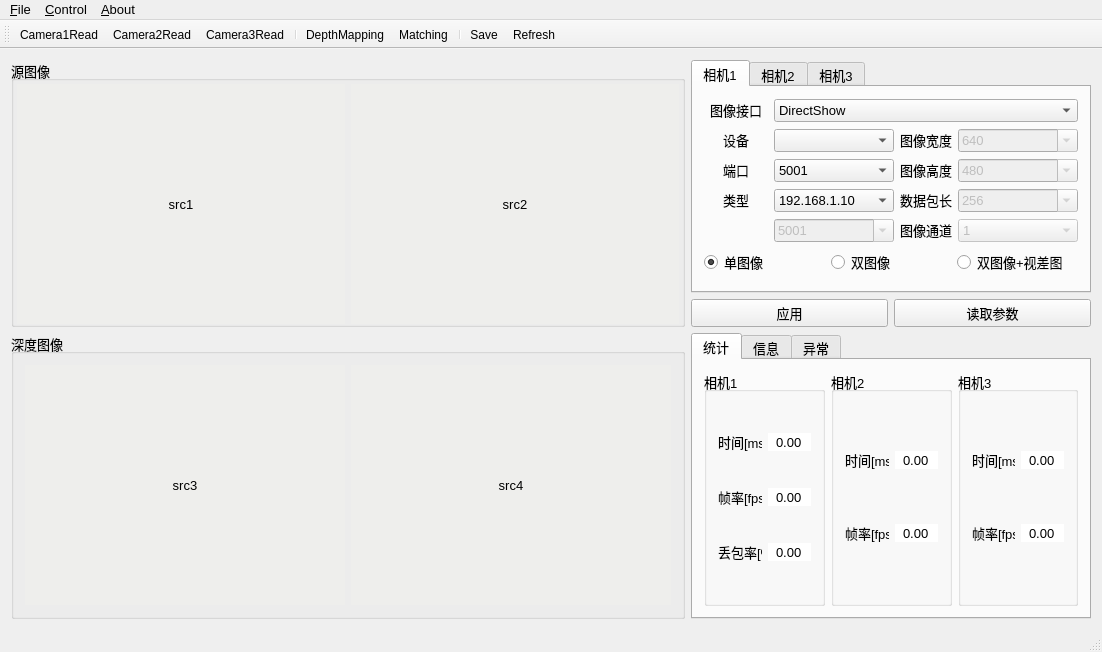
Qt form mainwindow.ui (webd111/CameraTest) before a commit.
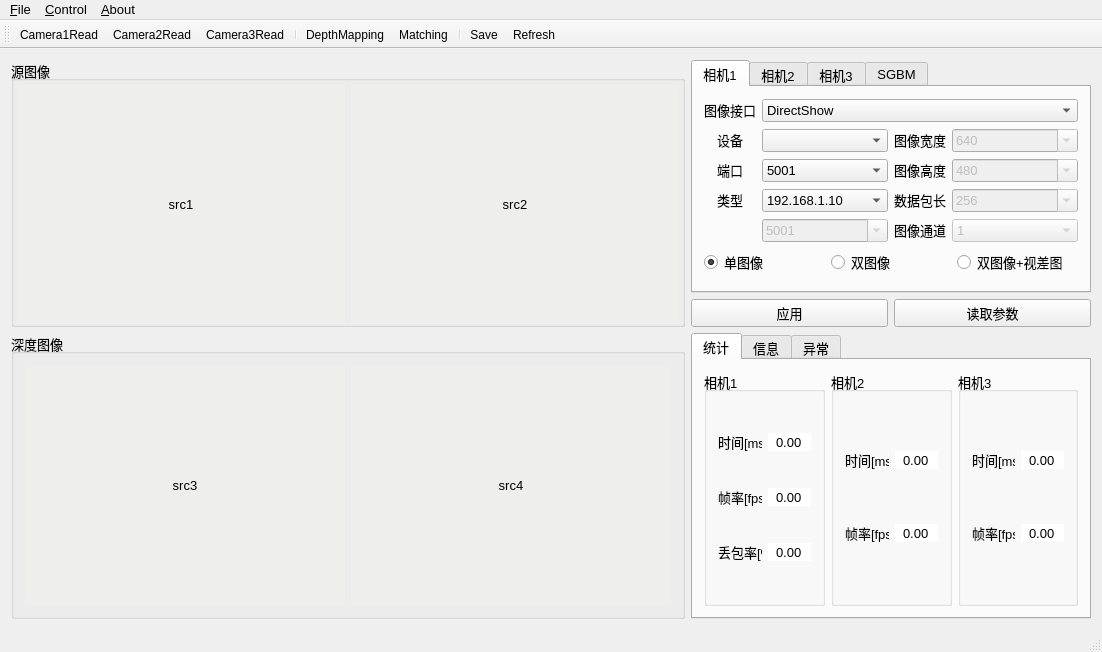
The same form after that commit. Icons and pictures are not drawn.

The edit to the form file:
```diff
--- a/mainwindow.ui
+++ b/mainwindow.ui
@@ -267,7 +267,7 @@
          <attribute name="title">
           <string>相机1</string>
          </attribute>
-         <layout class="QGridLayout" name="gridLayout_2" rowstretch="1,1,1,1,1,1" columnstretch="1,0,0,0">
+         <layout class="QGridLayout" name="gridLayout_2" rowstretch="1,1,1,1,1,1" columnstretch="1,3,1,3">
           <item row="4" column="0">
            <widget class="QLabel" name="labelCameraPort1_2">
             <property name="font">
@@ -1487,6 +1487,11 @@
          <zorder>labelImageChannel3</zorder>
          <zorder>comboBoxCameraPort3_2</zorder>
         </widget>
+        <widget class="QWidget" name="tab">
+         <attribute name="title">
+          <string>SGBM</string>
+         </attribute>
+        </widget>
        </widget>
       </item>
      </layout>
```
Left out of the diff: 2 changed lines with no effect on the pictures.
